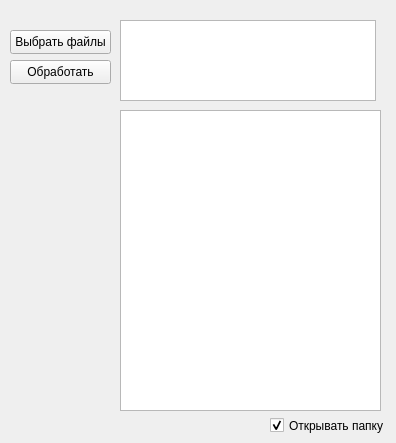
First picture: the form in mainWidget.ui, repository Slava-Gll/PNP_process, before the edit.
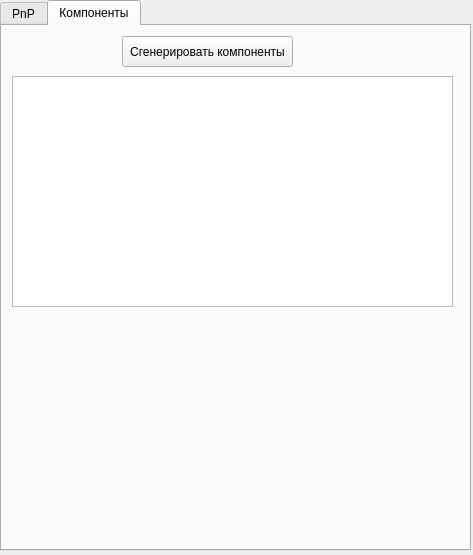
Second picture: the form after the edit. The open tabs and pages were chosen to show the change.

Commit message: added component generator submodule

The edit to the form file:
```diff
--- a/mainWidget.ui
+++ b/mainWidget.ui
@@ -6,8 +6,8 @@
    <rect>
     <x>0</x>
     <y>0</y>
-    <width>396</width>
-    <height>443</height>
+    <width>473</width>
+    <height>555</height>
    </rect>
   </property>
   <property name="acceptDrops">
@@ -16,24 +16,33 @@
   <property name="windowTitle">
    <string>Преобразователь PnP</string>
   </property>
-  <widget class="QPushButton" name="pushButton_select_file">
+  <widget class="QTabWidget" name="tabWidget">
    <property name="geometry">
     <rect>
-     <x>10</x>
-     <y>30</y>
-     <width>101</width>
-     <height>24</height>
+     <x>0</x>
+     <y>0</y>
+     <width>471</width>
+     <height>551</height>
     </rect>
    </property>
-   <property name="text">
-    <string>Выбрать файлы</string>
+   <property name="sizePolicy">
+    <sizepolicy hsizetype="Expanding" vsizetype="Expanding">
+     <horstretch>0</horstretch>
+     <verstretch>0</verstretch>
+    </sizepolicy>
    </property>
-  </widget>
+   <property name="currentIndex">
+    <number>0</number>
+   </property>
+   <widget class="QWidget" name="tab_3">
+    <attribute name="title">
+     <string>PnP</string>
+    </attribute>
   <widget class="QListWidget" name="listWidget_files">
    <property name="geometry">
     <rect>
      <x>120</x>
-     <y>20</y>
+       <y>10</y>
      <width>256</width>
      <height>81</height>
     </rect>
@@ -69,30 +78,24 @@
     <enum>QListView::ListMode</enum>
    </property>
   </widget>
-  <widget class="QTextEdit" name="textEdit_output">
+    <widget class="QPushButton" name="pushButton_select_file">
    <property name="geometry">
     <rect>
-     <x>120</x>
-     <y>110</y>
-     <width>261</width>
-     <height>301</height>
-    </rect>
-   </property>
-   <property name="acceptDrops">
-    <bool>false</bool>
-   </property>
-   <property name="sizeAdjustPolicy">
-    <enum>QAbstractScrollArea::AdjustToContents</enum>
-   </property>
-   <property name="lineWrapMode">
-    <enum>QTextEdit::NoWrap</enum>
+       <x>10</x>
+       <y>20</y>
+       <width>101</width>
+       <height>24</height>
+      </rect>
+     </property>
+     <property name="text">
+      <string>Выбрать файлы</string>
    </property>
   </widget>
   <widget class="QPushButton" name="pushButton_process">
    <property name="geometry">
     <rect>
      <x>10</x>
-     <y>60</y>
+       <y>50</y>
      <width>101</width>
      <height>24</height>
     </rect>
@@ -105,7 +108,7 @@
    <property name="geometry">
     <rect>
      <x>270</x>
-     <y>410</y>
+       <y>400</y>
      <width>121</width>
      <height>31</height>
     </rect>
@@ -116,6 +119,67 @@
    <property name="checked">
     <bool>true</bool>
    </property>
+    </widget>
+    <widget class="QTextEdit" name="textEdit_output">
+     <property name="geometry">
+      <rect>
+       <x>120</x>
+       <y>100</y>
+       <width>261</width>
+       <height>291</height>
+      </rect>
+     </property>
+     <property name="acceptDrops">
+      <bool>false</bool>
+     </property>
+     <property name="sizeAdjustPolicy">
+      <enum>QAbstractScrollArea::AdjustToContents</enum>
+     </property>
+     <property name="lineWrapMode">
+      <enum>QTextEdit::NoWrap</enum>
+     </property>
+    </widget>
+   </widget>
+   <widget class="QWidget" name="tab_4">
+    <attribute name="title">
+     <string>Компоненты</string>
+    </attribute>
+    <widget class="QPushButton" name="pushButton_generate_components">
+     <property name="geometry">
+      <rect>
+       <x>120</x>
+       <y>10</y>
+       <width>171</width>
+       <height>31</height>
+      </rect>
+     </property>
+     <property name="layoutDirection">
+      <enum>Qt::LeftToRight</enum>
+     </property>
+     <property name="text">
+      <string>Сгенерировать компоненты</string>
+     </property>
+    </widget>
+    <widget class="QTextEdit" name="textEdit_output_comp">
+     <property name="geometry">
+      <rect>
+       <x>10</x>
+       <y>50</y>
+       <width>441</width>
+       <height>231</height>
+      </rect>
+     </property>
+     <property name="acceptDrops">
+      <bool>false</bool>
+     </property>
+     <property name="sizeAdjustPolicy">
+      <enum>QAbstractScrollArea::AdjustToContents</enum>
+     </property>
+     <property name="lineWrapMode">
+      <enum>QTextEdit::NoWrap</enum>
+     </property>
+    </widget>
+   </widget>
   </widget>
  </widget>
  <resources/>
```
Lines whose indentation alone changed are shown as unchanged. The commit also changes 4 other files.
